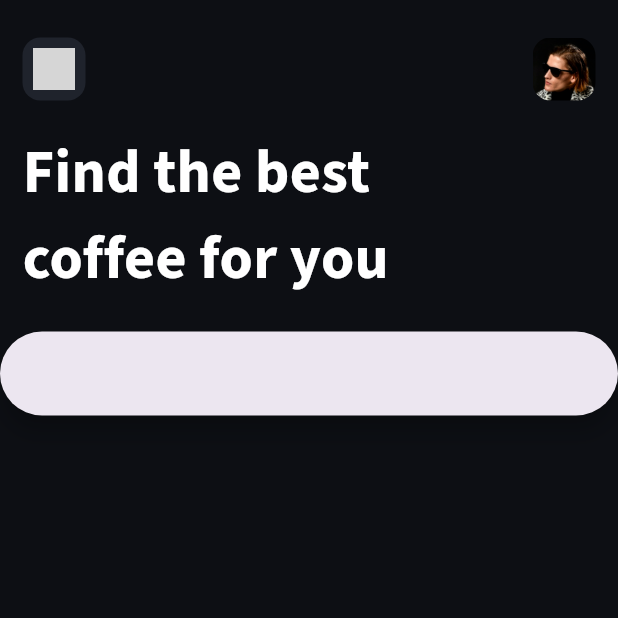
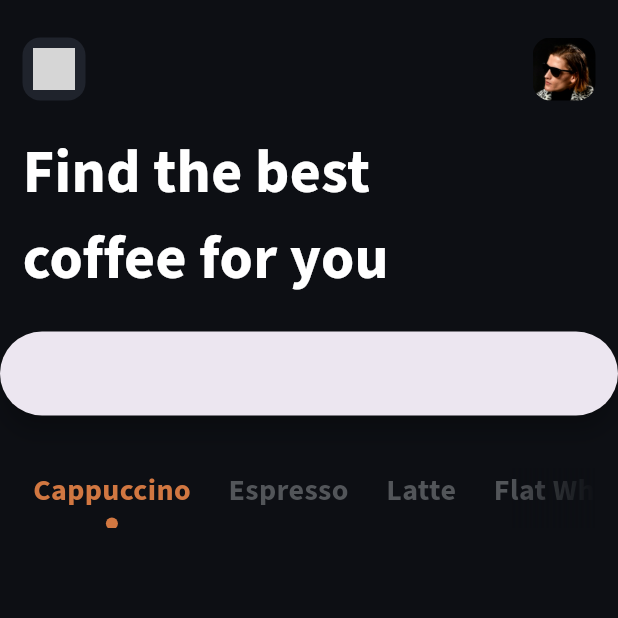
Before and after one commit to elidrocarburo/coffee_app_4sa, a Flutter app: the screen it shows after launch, on a phone screen of 412 x 824 dp, the top half of it. Run offline on Flutter 3.47's test engine with Material 3 defaults, Android fonts, the light colour scheme and no system bars; our stand-ins replace google_fonts; missing offline and left inert: iconify_flutter; grey boxes are pictures that could not be loaded.

Commit message:
added coffee list

```diff
--- a/lib/color_palette.dart
+++ b/lib/color_palette.dart
@@ -3,4 +3,6 @@ import 'package:flutter/material.dart';
 class ColorPalette {
   final Color scaffoldBg = Color(0xFF0D0F14);
   final Color searchBarFill = Color(0xFF141921);
+  final Color coffeeSelected = Color(0xFFD17741);
+  final Color coffeeUnselected = Color(0xFF525559);
 }
--- a/lib/dashboard_page.dart
+++ b/lib/dashboard_page.dart
@@ -1,5 +1,6 @@
 import 'package:coffee_app_4sa/color_palette.dart';
 import 'package:flutter/material.dart';
+import 'package:flutter/rendering.dart';
 import 'package:google_fonts/google_fonts.dart';
 import 'package:iconify_flutter/iconify_flutter.dart';
 import 'package:iconify_flutter/icons/heroicons_solid.dart';
@@ -12,6 +13,17 @@ class DashboardPage extends StatefulWidget {
 }
 
 class _DashboardPageState extends State<DashboardPage> {
+
+  final List<String> coffeeTypes = [
+    'Cappuccino',
+    'Espresso',
+    'Latte',
+    'Flat White'
+  ];
+
+  String selectedItem = 'Cappuccino';
+  int counter = -1;
+
   @override
   Widget build(BuildContext context) {
     return Scaffold(
@@ -67,11 +79,81 @@ class _DashboardPageState extends State<DashboardPage> {
               )),
             ),
             SizedBox(height: 20.0),
-            SearchBar()
-
+            SearchBar(),
+            SizedBox(height: 20.0),
+            Padding(padding: EdgeInsets.only(left: 15.0, right: 15.0, top: 15.0),
+            child: ShaderMask(
+              shaderCallback: (Rect bounds) {
+                return LinearGradient(
+                  begin: Alignment(0.7, -1.0),
+                  end: Alignment(1.0, -1.0),
+                  colors: <Color>[Colors.black, Colors.transparent]
+                ).createShader(bounds);
+              },
+              blendMode: BlendMode.dstATop,
+              child: Container(
+                color: Color(0xFF0D0F14),
+                width: MediaQuery.of(context).size.width - 20.0,
+                height: 40.0,
+                child: ListView(
+                  scrollDirection: Axis.horizontal,
+                  children: [
+                    ...coffeeTypes.map((e) {
+                      counter++;
+                      if(counter<=3) return _buildTypes(e,counter);
+                      else {
+                        counter = 0;
+                        return _buildTypes(e, counter);
+                      }
+                    }).toList()
+                  ],
+                ),
+              ),
+              ),
+            )
           ],
         ),
       )
     );
   }
+
+  Widget _buildTypes(coffee, counter) {
+    return Padding(
+      padding: counter !=0
+      ? EdgeInsets.only(left: 25.0)
+      : EdgeInsets.only(left: 7.0),
+      child: Container(
+        height: 50.0,
+        color: Color(0xFF0D0F14),
+        child: Column(
+          children: [
+            GestureDetector(
+              onTap: () {
+                setState(() {
+                  selectedItem = coffee;
+                });
+              },
+              child: Text(coffee,
+              style: GoogleFonts.sourceSansPro(
+                fontWeight: FontWeight.bold,
+                color: coffee == selectedItem ?
+                ColorPalette().coffeeSelected : ColorPalette().coffeeUnselected,
+                fontSize: 20.0
+              ),
+              ),
+            ),
+            SizedBox(height: 4.0),
+            Container(
+              height: 8.0,
+              width: 8.0,
+              decoration: BoxDecoration(
+                borderRadius: BorderRadius.circular(4.0),
+                color: coffee == selectedItem ? ColorPalette().coffeeSelected : Colors.transparent
+              ),
+            )
+          ],
+        ),
+      ),
+    );
+  }
 }
```
